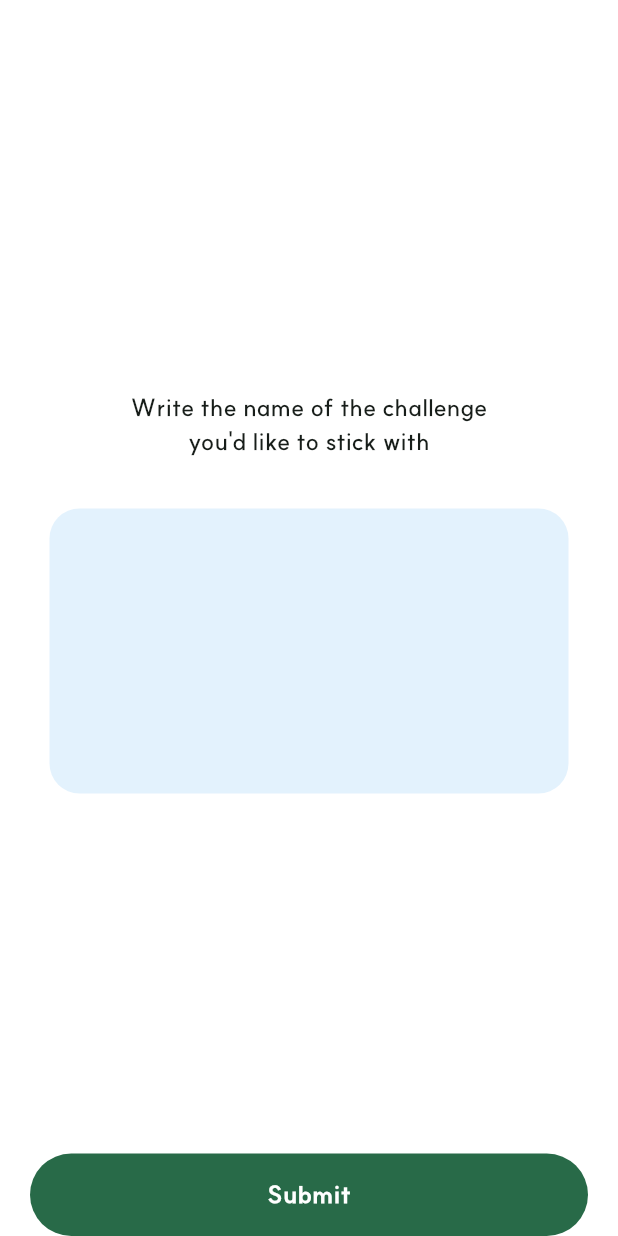
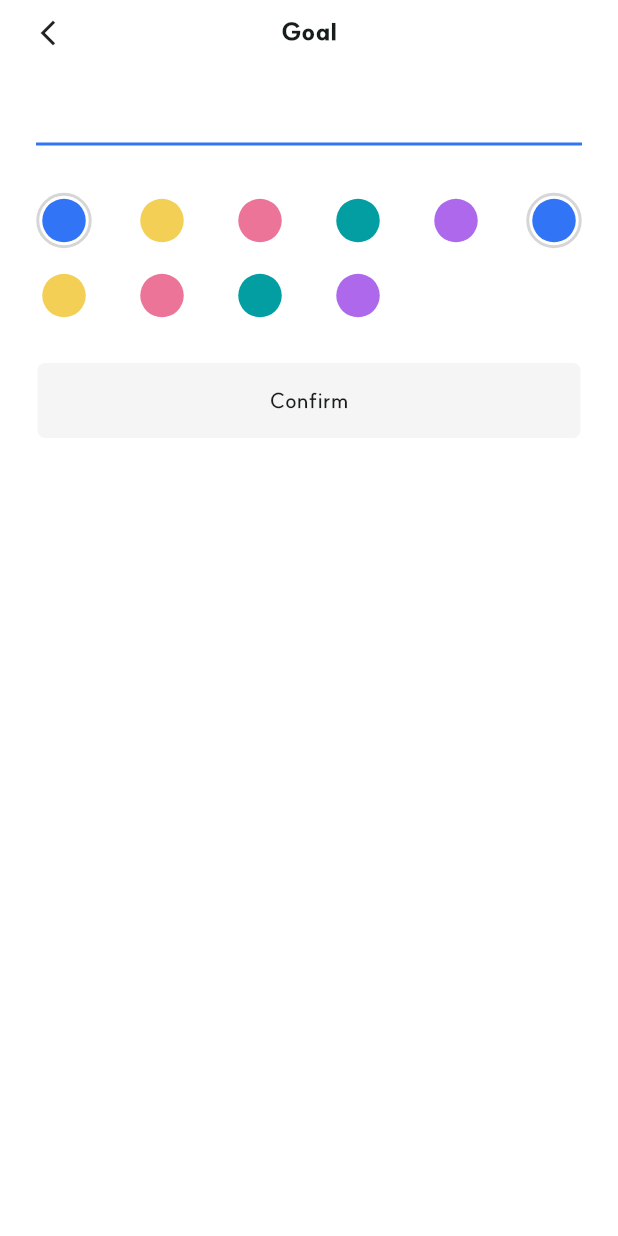
Before and after one commit to zimkjh/BetterThanYesterday, a Flutter app: the screen it shows after launch, on a phone screen of 412 x 824 dp. Run offline on Flutter 3.47's test engine with Material 3 defaults, Android fonts, the phone set to English and light mode, and no system bars; our stand-ins replace get, get_storage; project files that could hold a hidden picture were left out.

Commit message:
Add goal adding page color grid view

```diff
--- a/client/lib/app/bindings/local_binding.dart
+++ b/client/lib/app/bindings/local_binding.dart
@@ -5,7 +5,7 @@ class LocalBinding implements Bindings {
   @override
   void dependencies() {
     Get.lazyPut(
-      () => IntroController(),
+      () => AddGoalController(),
     );
   }
 }
--- a/client/lib/app/core/language/app_translation.dart
+++ b/client/lib/app/core/language/app_translation.dart
@@ -4,14 +4,15 @@ class AppTranslation extends Translations {
   @override
   Map<String, Map<String, String>> get keys => {
         'en': {
-          'intro_write_goal':
-              'Write the name of the challenge\nyou\'d like to stick with',
+          'goal': 'Goal',
+          'add_goal_confirm': 'Confirm',
           'intro_cta_button': 'Submit',
           'this_week': 'This Week',
           'add_a_goal': 'Add a Goal',
         },
         'ko': {
-          'intro_write_goal': '자주 실천할 목표를 적어주세요',
+          'goal': '목표',
+          'add_goal_confirm': '저장',
           'intro_cta_button': '저장하기',
           'this_week': '이번주',
           'add_a_goal': '목표 추가하기',
--- a/client/lib/app/core/theme/color_theme.dart
+++ b/client/lib/app/core/theme/color_theme.dart
@@ -6,6 +6,17 @@ class AppColors {
 
   static const gray1 = Color(0xFFA7BAB3);
   static const gray2 = Color(0xFFD4D8DA);
+  static const gray3 = Color(0xFF6D6C6D);
 
   static const lightGray1 = Color(0xFFF2F2F2);
+  static const lightGray2 = Color(0xFFD6D6D6);
+  static const lightGray3 = Color(0xFFF5F5F5);
+
+  static const blue1 = Color(0xFF3274F6);
+
+  static const yellow1 = Color(0xFFF3CF55);
+
+  static const pink1 = Color(0xFFEC7499);
+
+  static const purple1 = Color(0xFFAD68EC);
 }
--- a/client/lib/app/core/theme/text_theme.dart
+++ b/client/lib/app/core/theme/text_theme.dart
@@ -4,18 +4,25 @@ const TextStyle title2 = TextStyle(
   fontSize: 16,
   fontWeight: FontWeight.w600,
 );
+
 const TextStyle content1 = TextStyle(
-  fontSize: 20,
+  fontSize: 14,
   fontWeight: FontWeight.w600,
 );
+
 const TextStyle item1 = TextStyle(
+  fontSize: 17,
+  fontWeight: FontWeight.w800,
+);
+const TextStyle item2 = TextStyle(
   fontSize: 14,
   fontWeight: FontWeight.w800,
 );
-const TextStyle item2 = TextStyle(
+const TextStyle item3 = TextStyle(
   fontSize: 12,
   fontWeight: FontWeight.w800,
 );
+
 const TextStyle plain1 = TextStyle(
   fontSize: 15,
   fontWeight: FontWeight.w500,
@@ -28,3 +35,8 @@ const TextStyle plain3 = TextStyle(
   fontSize: 9,
   fontWeight: FontWeight.w500,
 );
+
+const TextStyle heavy1 = TextStyle(
+  fontSize: 16,
+  fontWeight: FontWeight.w900,
+);
--- /dev/null
+++ b/client/lib/app/modules/add_goal/color_item_view.dart
@@ -0,0 +1,48 @@
+import 'package:bty/app/core/theme/color_theme.dart';
+import 'package:bty/app/modules/add_goal/controller.dart';
+import 'package:flutter/material.dart';
+import 'package:get/get.dart';
+
+class ColorItemView extends GetView<AddGoalController> {
+  final Color color;
+
+  const ColorItemView(this.color);
+
+  @override
+  Widget build(BuildContext context) {
+    return GestureDetector(
+      onTap: () => controller.onSelectColor(color),
+      child: SizedBox(
+        width: 50,
+        height: 50,
+        child: Stack(
+          alignment: Alignment.center,
+          children: [
+            Container(
+              width: 29,
+              height: 29,
+              decoration: BoxDecoration(
+                shape: BoxShape.circle,
+                color: color,
+              ),
+            ),
+            Obx(() => Container(
+                  width: 37,
+                  height: 37,
+                  decoration: BoxDecoration(
+                    color: Colors.transparent,
+                    shape: BoxShape.circle,
+                    border: Border.all(
+                      color: color == controller.selectedColor
+                          ? AppColors.lightGray2
+                          : Colors.white,
+                      width: 2,
+                    ),
+                  ),
+                )),
+          ],
+        ),
+      ),
+    );
+  }
+}
--- /dev/null
+++ b/client/lib/app/modules/add_goal/color_pick_zone.dart
@@ -0,0 +1,35 @@
+import 'package:bty/app/modules/add_goal/color_item_view.dart';
+import 'package:bty/app/modules/add_goal/controller.dart';
+import 'package:flutter/material.dart';
+import 'package:get/get.dart';
+
+class ColorPickZone extends GetView<AddGoalController> {
+  const ColorPickZone();
+
+  @override
+  Widget build(BuildContext context) {
+    const colors = AddGoalController.colors;
+
+    return Column(
+      children: [
+        Container(
+          width: Get.width,
+          height: 50.0 * ((colors.length + 5) ~/ 6),
+          margin: const EdgeInsets.symmetric(horizontal: 10),
+          child: GridView.builder(
+            padding: EdgeInsets.zero,
+            physics: const NeverScrollableScrollPhysics(),
+            itemCount: colors.length,
+            gridDelegate: const SliverGridDelegateWithFixedCrossAxisCount(
+              crossAxisCount: 6,
+              mainAxisExtent: 50,
+            ),
+            itemBuilder: (context, index) {
+              return ColorItemView(colors[index]);
+            },
+          ),
+        ),
+      ],
+    );
+  }
+}
--- a/client/lib/app/modules/add_goal/controller.dart
+++ b/client/lib/app/modules/add_goal/controller.dart
@@ -1,15 +1,31 @@
+import 'package:bty/app/core/theme/color_theme.dart';
 import 'package:bty/app/data/model/todo.dart';
 import 'package:bty/app/data/provider/local_provider.dart';
 import 'package:bty/app/routes/app_routes.dart';
 import 'package:flutter/material.dart';
 import 'package:get/get.dart';
 
-class IntroController extends GetxController {
+class AddGoalController extends GetxController {
+  final localProvider = LocalProvider();
+
   final _inputText = ''.obs;
   get inputText => _inputText.value;
-  set inputText(value) => _inputText.value = value;
 
-  final localProvider = LocalProvider();
+  static const colors = [
+    AppColors.blue1,
+    AppColors.yellow1,
+    AppColors.pink1,
+    AppColors.green2,
+    AppColors.purple1,
+    AppColors.blue1,
+    AppColors.yellow1,
+    AppColors.pink1,
+    AppColors.green2,
+    AppColors.purple1,
+  ];
+
+  final _selectedColor = colors.first.obs;
+  Color get selectedColor => _selectedColor.value;
 
   Future<void> onClickCta() async {
     localProvider.setIsSavedFirstGoal(true);
@@ -17,4 +33,16 @@ class IntroController extends GetxController {
     await localProvider.setGoals([initialGoal]);
     Get.toNamed(Routes.MAIN);
   }
+
+  void onChangeInputText(String value) {
+    _inputText.value = value;
+  }
+
+  void saveTodo() {
+    debugPrint('save todo');
+  }
+
+  void onSelectColor(Color color) {
+    _selectedColor.value = color;
+  }
 }
--- a/client/lib/app/modules/add_goal/cta_button.dart
+++ /dev/null
@@ -1,31 +0,0 @@
-import 'package:bty/app/core/theme/text_theme.dart';
-import 'package:bty/app/modules/add_goal/controller.dart';
-import 'package:flutter/material.dart';
-import 'package:get/get.dart';
-
-class CtaButton extends GetView<IntroController> {
-  @override
-  Widget build(BuildContext context) {
-    return GestureDetector(
-      onTap: controller.onClickCta,
-      child: Container(
-        width: Get.width,
-        height: 55,
-        decoration: BoxDecoration(
-          color: Theme.of(context).primaryColor,
-          borderRadius: BorderRadius.circular(28),
-        ),
-        margin: const EdgeInsets.symmetric(horizontal: 20),
-        child: Center(
-          child: Text(
-            'intro_cta_button'.tr,
-            style: title2.copyWith(
-              color: Colors.white,
-              fontWeight: FontWeight.w800,
-            ),
-          ),
-        ),
-      ),
-    );
-  }
-}
--- /dev/null
+++ b/client/lib/app/modules/add_goal/header_view.dart
@@ -0,0 +1,41 @@
+import 'package:bty/app/core/theme/text_theme.dart';
+import 'package:flutter/material.dart';
+import 'package:get/get.dart';
+
+class HeaderView extends StatelessWidget {
+  const HeaderView();
+
+  @override
+  Widget build(BuildContext context) {
+    return SizedBox(
+      width: Get.width,
+      height: 42,
+      child: Stack(
+        children: [
+          Row(
+            children: [
+              const SizedBox(width: 10),
+              GestureDetector(
+                onTap: () => Get.back(),
+                child: const Padding(
+                  padding: EdgeInsets.all(12),
+                  child: Icon(
+                    Icons.arrow_back_ios_new,
+                    size: 20,
+                  ),
+                ),
+              ),
+              const Spacer(),
+              Text(
+                'goal'.tr,
+                style: heavy1,
+              ),
+              const Spacer(),
+              const SizedBox(width: 54),
+            ],
+          ),
+        ],
+      ),
+    );
+  }
+}
--- a/client/lib/app/modules/add_goal/input_box.dart
+++ b/client/lib/app/modules/add_goal/input_box.dart
@@ -1,28 +1,35 @@
+import 'package:bty/app/core/theme/color_theme.dart';
+import 'package:bty/app/core/theme/text_theme.dart';
 import 'package:bty/app/modules/add_goal/controller.dart';
 import 'package:flutter/material.dart';
 import 'package:get/get.dart';
 
-class InputBox extends GetView<IntroController> {
+class InputBox extends GetView<AddGoalController> {
+  const InputBox();
   @override
   Widget build(BuildContext context) {
     return Padding(
-      padding: const EdgeInsets.all(33),
+      padding: const EdgeInsets.symmetric(horizontal: 24),
       child: Container(
-        height: 190,
-        decoration: BoxDecoration(
-          color: Theme.of(context).secondaryHeaderColor,
-          borderRadius: BorderRadius.circular(20),
+        height: 42,
+        padding: const EdgeInsets.only(bottom: 10),
+        decoration: const BoxDecoration(
+          border: Border(
+            bottom: BorderSide(
+              color: AppColors.blue1,
+              width: 2.0,
+            ),
+          ),
         ),
         child: TextField(
-          decoration: const InputDecoration(border: InputBorder.none),
-          textAlign: TextAlign.center,
+          style: item2.copyWith(fontSize: 15),
+          decoration: const InputDecoration(
+            border: InputBorder.none,
+          ),
+          textAlign: TextAlign.start,
           textAlignVertical: TextAlignVertical.center,
-          maxLines: null,
-          minLines: null,
-          expands: true,
-          onChanged: (value) {
-            controller.inputText = value;
-          },
+          maxLines: 1,
+          onChanged: (value) => controller.onChangeInputText(value),
         ),
       ),
     );
--- a/client/lib/app/modules/add_goal/page.dart
+++ b/client/lib/app/modules/add_goal/page.dart
@@ -1,26 +1,27 @@
-import 'package:bty/app/core/theme/text_theme.dart';
-import 'package:bty/app/modules/add_goal/cta_button.dart';
+import 'package:bty/app/modules/add_goal/color_pick_zone.dart';
+import 'package:bty/app/modules/add_goal/controller.dart';
+import 'package:bty/app/modules/add_goal/header_view.dart';
 import 'package:bty/app/modules/add_goal/input_box.dart';
+import 'package:bty/app/modules/add_goal/submit_button.dart';
 import 'package:flutter/material.dart';
 import 'package:get/get.dart';
 
 class AddGoalPage extends StatelessWidget {
   @override
   Widget build(BuildContext context) {
+    Get.put(AddGoalController());
+
     return Scaffold(
       body: Column(
         mainAxisAlignment: MainAxisAlignment.start,
         children: [
-          const SizedBox(height: 260),
-          Text(
-            'intro_write_goal'.tr,
-            style: title2,
-            textAlign: TextAlign.center,
-          ),
-          InputBox(),
-          const Spacer(),
-          CtaButton(),
-          SizedBox(height: MediaQuery.of(context).padding.bottom),
+          SizedBox(height: MediaQuery.of(context).padding.top),
+          const HeaderView(),
+          const SizedBox(height: 13),
+          const InputBox(),
+          const SizedBox(height: 25),
+          const ColorPickZone(),
+          const SubmitButton(),
         ],
       ),
     );
--- /dev/null
+++ b/client/lib/app/modules/add_goal/submit_button.dart
@@ -0,0 +1,36 @@
+import 'package:bty/app/core/theme/color_theme.dart';
+import 'package:bty/app/core/theme/text_theme.dart';
+import 'package:bty/app/modules/add_goal/controller.dart';
+import 'package:flutter/material.dart';
+import 'package:get/get.dart';
+
+class SubmitButton extends GetView<AddGoalController> {
+  const SubmitButton();
+
+  @override
+  Widget build(BuildContext context) {
+    return Padding(
+      padding: const EdgeInsets.symmetric(
+        horizontal: 25,
+        vertical: 20,
+      ),
+      child: Container(
+        width: Get.width,
+        height: 50,
+        decoration: BoxDecoration(
+          borderRadius: BorderRadius.circular(5),
+          color: AppColors.lightGray3,
+        ),
+        child: GestureDetector(
+          onTap: controller.saveTodo,
+          child: Center(
+            child: Text(
+              'add_goal_confirm'.tr,
+              style: content1,
+            ),
+          ),
+        ),
+      ),
+    );
+  }
+}
--- a/client/lib/app/modules/monthly/calendar_day_view.dart
+++ b/client/lib/app/modules/monthly/calendar_day_view.dart
@@ -42,7 +42,7 @@ class CalendarDayView extends GetView<MonthlyController> {
                   ),
                   child: Text(
                     day.toString(),
-                    style: item2.copyWith(color: Colors.white),
+                    style: item3.copyWith(color: Colors.white),
                   ),
                 ),
         ],
--- a/client/lib/app/modules/monthly/calendar_header_view.dart
+++ b/client/lib/app/modules/monthly/calendar_header_view.dart
@@ -23,7 +23,7 @@ class CalendarHeaderView extends GetView<MonthlyController> {
               children: [
                 Text(
                   '${DateFormat('MMM').format(now)} ${now.year}',
-                  style: item1,
+                  style: item2,
                 ),
                 Container(
                   margin: const EdgeInsets.only(left: 8, right: 5),
```
Also changed, not shown: client/lib/app/modules/monthly/add_todo_button.dart (+14 -3 lines), client/lib/app/modules/monthly/add_todo_color.dart (added, +30 -0 lines), client/lib/app/modules/monthly/controller.dart (+10 -6 lines), client/lib/app/modules/monthly/todo_view.dart (+5 -2 lines), client/lib/app/modules/monthly/todo_zone_view.dart (+11 -7 lines).
